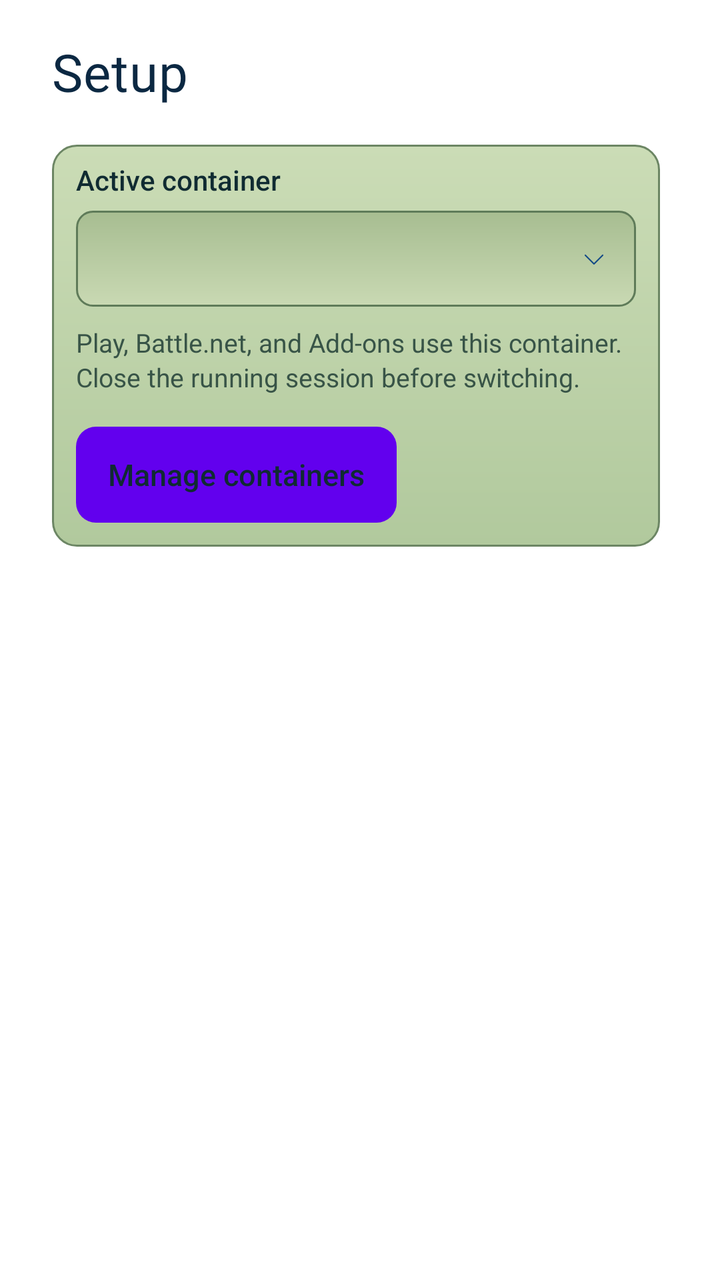
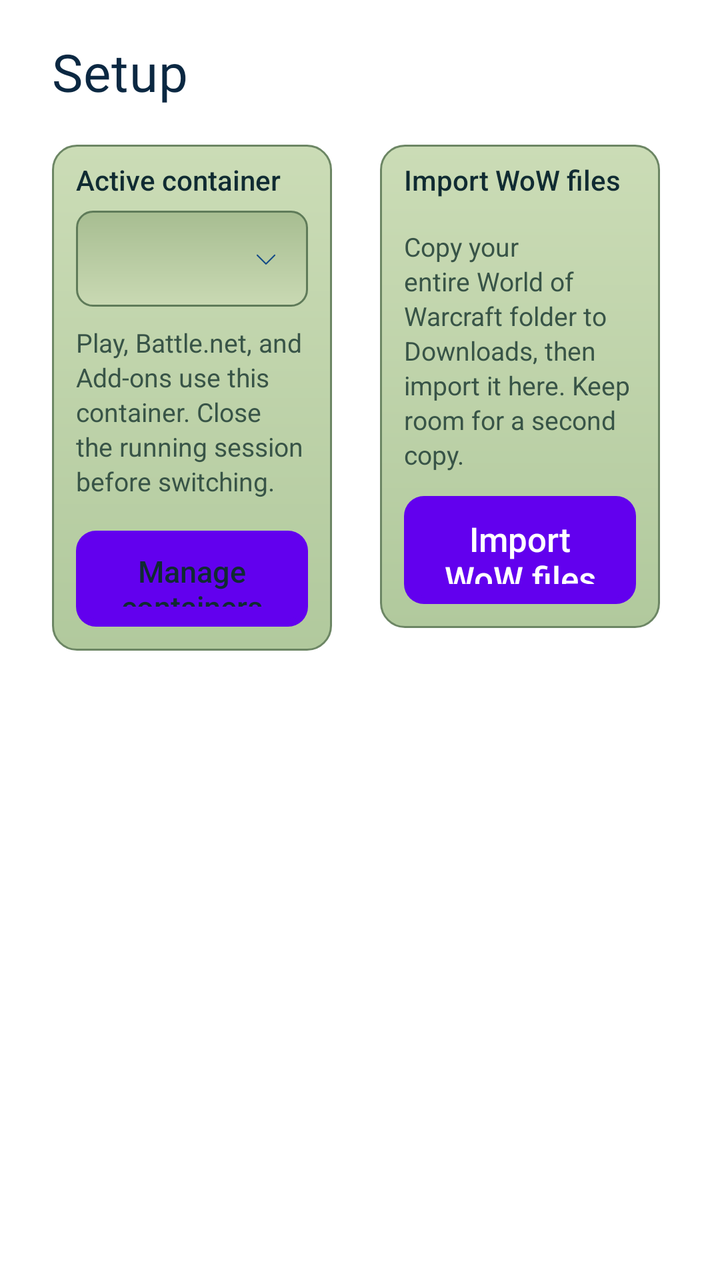

Two renders of the same Android screen: before a commit and after it. Below are the layout's source before the change and the commit's diff.
<!-- AndroidManifest.xml: fallback theme Theme.MaterialComponents.DayNight.NoActionBar -->
<!-- res/layout/fragment_wehavephones_setup.xml -->
<?xml version="1.0" encoding="utf-8"?>
<ScrollView
    xmlns:android="http://schemas.android.com/apk/res/android"
    android:layout_width="match_parent"
    android:layout_height="match_parent"
    android:fillViewport="true"
    android:scrollbars="vertical"
    android:scrollbarStyle="insideInset">
    <LinearLayout
        android:layout_width="match_parent"
        android:layout_height="wrap_content"
        android:orientation="vertical"
        android:paddingLeft="26dp"
        android:paddingRight="26dp"
        android:paddingTop="22dp"
        android:paddingBottom="24dp">
        <TextView
            style="@style/WeHavePhonesScreenTitle"
            android:text="@string/wehavephones_setup_short"
            android:textColor="@color/wehavephones_text_title"
            android:textSize="26sp" />
        <LinearLayout
            android:layout_width="match_parent"
            android:layout_height="wrap_content"
            android:orientation="horizontal"
            android:baselineAligned="false"
            android:layout_marginTop="14dp">
            <LinearLayout
                android:layout_width="0dp"
                android:layout_height="wrap_content"
                android:layout_weight="1"
                android:orientation="vertical"
                android:background="@drawable/wehavephones_card_background"
                android:paddingLeft="12dp"
                android:paddingRight="12dp"
                android:paddingTop="8dp"
                android:paddingBottom="12dp">
                <TextView
                    style="@style/WeHavePhonesSectionLabel"
                    android:layout_marginTop="0dp"
                    android:text="@string/wehavephones_settings_container_title" />
                <Spinner
                    android:id="@+id/SPActiveContainer"
                    android:layout_width="match_parent"
                    android:layout_height="48dp"
                    android:background="@drawable/wehavephones_dropdown"
                    android:contentDescription="@string/wehavephones_settings_container_title" />
                <TextView
                    style="@style/WeHavePhonesHint"
                    android:layout_marginTop="9dp"
                    android:text="@string/wehavephones_settings_container_hint"
                    android:textSize="13sp" />
                <Button
                    android:id="@+id/BTManageContainers"
                    style="@style/WeHavePhonesButtonOutline"
                    android:layout_width="wrap_content"
                    android:paddingLeft="16dp"
                    android:paddingRight="16dp"
                    android:layout_marginTop="16dp"
                    android:text="@string/wehavephones_settings_container_manage" />
            </LinearLayout>
            
            <LinearLayout
                android:id="@+id/LLRuntimeProfile"
                android:layout_width="0dp"
                android:layout_height="wrap_content"
                android:layout_weight="1"
                android:layout_marginLeft="24dp"
                android:visibility="gone"
                android:orientation="vertical"
                android:background="@drawable/wehavephones_card_background"
                android:paddingLeft="12dp"
                android:paddingRight="12dp"
                android:paddingTop="8dp"
                android:paddingBottom="12dp">
                <TextView
                    style="@style/WeHavePhonesSectionLabel"
                    android:layout_marginTop="0dp"
                    android:text="@string/wehavephones_settings_profile_label" />
                <Spinner
                    android:id="@+id/SPRuntimeProfile"
                    android:layout_width="match_parent"
                    android:layout_height="48dp"
                    android:background="@drawable/wehavephones_dropdown"
                    android:contentDescription="@string/wehavephones_settings_profile_label" />
                <TextView
                    android:id="@+id/TVProfileDescription"
                    style="@style/WeHavePhonesHint"
                    android:layout_marginTop="13dp"
                    android:textColor="@color/wehavephones_text"
                    android:textSize="14sp" />
                <TextView
                    style="@style/WeHavePhonesHint"
                    android:layout_marginTop="9dp"
                    android:text="@string/wehavephones_settings_profile_hint"
                    android:textSize="13sp" />
            </LinearLayout>
        </LinearLayout>
    </LinearLayout>
</ScrollView>
<!-- resources referenced by this layout -->
<resources>
  <!-- unchanged entries left out for length: 23 -->
</resources>

<!-- the commit's change to res/layout/fragment_wehavephones_setup.xml (unified diff, before → after) -->
@@ -59,6 +59,53 @@
                     android:layout_marginTop="16dp"
                     android:text="@string/wehavephones_settings_container_manage" />
             </LinearLayout>
+            <LinearLayout
+                android:layout_width="0dp"
+                android:layout_height="wrap_content"
+                android:layout_weight="1"
+                android:layout_marginLeft="24dp"
+                android:orientation="vertical"
+                android:background="@drawable/wehavephones_card_background"
+                android:paddingLeft="12dp"
+                android:paddingRight="12dp"
+                android:paddingTop="8dp"
+                android:paddingBottom="12dp">
+                <TextView
+                    style="@style/WeHavePhonesSectionLabel"
+                    android:layout_marginTop="0dp"
+                    android:text="@string/wehavephones_import_title" />
+                <TextView
+                    style="@style/WeHavePhonesHint"
+                    android:layout_marginTop="9dp"
+                    android:text="@string/wehavephones_import_hint"
+                    android:textSize="13sp" />
+                <Button
+                    android:id="@+id/BTImportWow"
+                    style="@style/WeHavePhonesButtonPrimary"
+                    android:layout_width="wrap_content"
+                    android:layout_marginTop="12dp"
+                    android:text="@string/wehavephones_import_title" />
+                <ProgressBar
+                    android:id="@+id/PBImportWow"
+                    style="?android:attr/progressBarStyleHorizontal"
+                    android:layout_width="match_parent"
+                    android:layout_height="8dp"
+                    android:layout_marginTop="10dp"
+                    android:visibility="gone" />
+                <TextView
+                    android:id="@+id/TVImportWowStatus"
+                    style="@style/WeHavePhonesHint"
+                    android:layout_marginTop="9dp"
+                    android:visibility="gone"
+                    android:textSize="13sp" />
+                <Button
+                    android:id="@+id/BTCancelWowImport"
+                    style="@style/WeHavePhonesButtonOutline"
+                    android:layout_width="wrap_content"
+                    android:layout_marginTop="8dp"
+                    android:visibility="gone"
+                    android:text="@string/cancel" />
+            </LinearLayout>
             
             <LinearLayout
                 android:id="@+id/LLRuntimeProfile"
<!-- resource entries referenced after the edit -->
@@ -1,5 +1,133 @@
 <!-- resources referenced by this layout -->
 <resources>
+  <string name="cancel">Cancel</string>
+  <string name="wehavephones_import_hint">Copy your entire World of Warcraft folder to Downloads, then import it here. Keep room for a second copy.</string>
+  <string name="wehavephones_import_title">Import WoW files</string>
+  <style name="WeHavePhonesButtonPrimary">
+          <item name="android:layout_width">match_parent</item>
+          <item name="android:layout_height">54dp</item>
+          <item name="android:background">@drawable/wehavephones_button_primary</item>
+          <item name="android:fontFamily">sans-serif-medium</item>
+          <item name="android:textColor">@color/wehavephones_key_text</item>
+          <item name="android:textSize">17sp</item>
+          <item name="android:textAllCaps">false</item>
+          <item name="android:letterSpacing">0</item>
+          <item name="android:stateListAnimator">@null</item>
+          <item name="android:layout_marginTop">10dp</item>
+          <item name="android:paddingLeft">14dp</item>
+          <item name="android:paddingRight">14dp</item>
+          <item name="android:backgroundTint">@null</item>
+      </style>
+  <!-- drawable wehavephones_button_primary (drawable) -->
+  <?xml version="1.0" encoding="utf-8"?>
+  <selector
+      xmlns:android="http://schemas.android.com/apk/res/android">
+      <item
+          android:state_enabled="false"
+          android:drawable="@drawable/wehavephones_button_primary_disabled" />
+      <item
+          android:state_pressed="true"
+          android:drawable="@drawable/wehavephones_button_primary_pressed" />
+      <item
+          android:drawable="@drawable/wehavephones_button_primary_normal" />
+  </selector>
+  <color name="wehavephones_key_text">#FFFFFF</color>
+  <!-- drawable wehavephones_button_primary_disabled (drawable) -->
+  <?xml version="1.0" encoding="utf-8"?>
+  <layer-list
+      xmlns:android="http://schemas.android.com/apk/res/android">
+      <item>
+          <shape
+              android:shape="rectangle">
+              <corners
+                  android:radius="10dp" />
+              <solid
+                  android:color="#06162D" />
+          </shape>
+      </item>
+      <item
+          android:left="1dp"
+          android:top="1dp"
+          android:right="1dp"
+          android:bottom="3dp">
+          <shape
+              android:shape="rectangle">
+              <corners
+                  android:radius="9dp" />
+              <gradient
+                  android:angle="270"
+                  android:startColor="#5B7384"
+                  android:endColor="#3F556B" />
+              <stroke
+                  android:width="1dp"
+                  android:color="#61777C" />
+          </shape>
+      </item>
+  </layer-list>
+  <!-- drawable wehavephones_button_primary_pressed (drawable) -->
+  <?xml version="1.0" encoding="utf-8"?>
+  <layer-list
+      xmlns:android="http://schemas.android.com/apk/res/android">
+      <item>
+          <shape
+              android:shape="rectangle">
+              <corners
+                  android:radius="10dp" />
+              <solid
+                  android:color="#06162D" />
+          </shape>
+      </item>
+      <item
+          android:left="1dp"
+          android:top="1dp"
+          android:right="1dp"
+          android:bottom="3dp">
+          <shape
+              android:shape="rectangle">
+              <corners
+                  android:radius="9dp" />
+              <gradient
+                  android:angle="270"
+                  android:startColor="#105294"
+                  android:endColor="#0A3971" />
+              <stroke
+                  android:width="1dp"
+                  android:color="#86C9F4" />
+          </shape>
+      </item>
+  </layer-list>
+  <!-- drawable wehavephones_button_primary_normal (drawable) -->
+  <?xml version="1.0" encoding="utf-8"?>
+  <layer-list
+      xmlns:android="http://schemas.android.com/apk/res/android">
+      <item>
+          <shape
+              android:shape="rectangle">
+              <corners
+                  android:radius="10dp" />
+              <solid
+                  android:color="#06162D" />
+          </shape>
+      </item>
+      <item
+          android:left="1dp"
+          android:top="1dp"
+          android:right="1dp"
+          android:bottom="3dp">
+          <shape
+              android:shape="rectangle">
+              <corners
+                  android:radius="9dp" />
+              <gradient
+                  android:angle="270"
+                  android:startColor="#2272BA"
+                  android:endColor="#1059AF" />
+              <stroke
+                  android:width="1dp"
+                  android:color="#75BDF4" />
+          </shape>
+      </item>
+  </layer-list>
   <!-- unchanged entries left out for length: 23 -->
 </resources>
 
